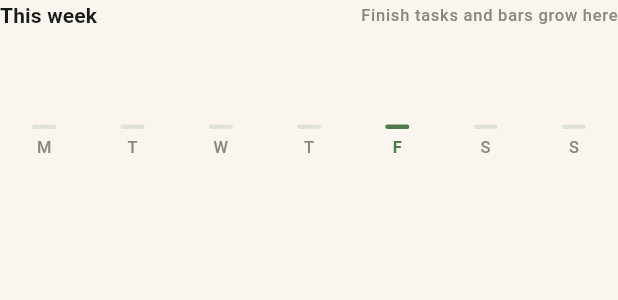
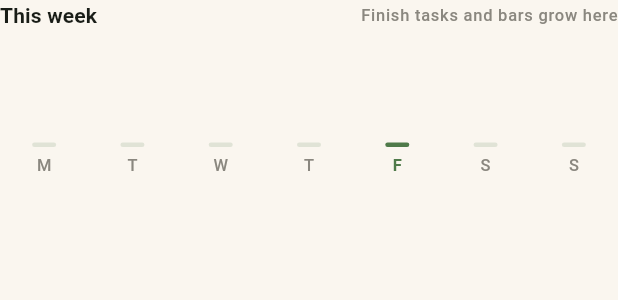
Before and after one commit to Yunlong2601/expenditure-tracker, a Flutter app: the _WeekBars widget shown alone on an empty page, opened directly with empty values, on a phone screen of 412 x 824 dp. Shown: the top 300 px of the screen. Run offline on Flutter 3.47's test engine with Material 3 defaults, Android fonts, the phone set to English and light mode, and no system bars; our stand-ins replace image_picker; statements that could not run were skipped.

Commit message:
Fit the week bars at test text sizes and settle before tapping a focus sound
The bar column needed 83px in a 78px box; the box is now 90px and the bar
can shrink for large text. The focus test now lets the scroll settle before
it taps the rain chip.

Co-Authored-By: Claude Opus 5.5 <noreply@anthropic.com>
Claude-Session: https://claude.ai/code/session_01EhQh7hioyj7mhjrmpAr5rR

```diff
--- a/mobile/lib/dashboard.dart
+++ b/mobile/lib/dashboard.dart
@@ -603,7 +603,7 @@ class _WeekBars extends StatelessWidget {
           ),
           const SizedBox(height: 8),
           SizedBox(
-            height: 78,
+            height: 90,
             child: Row(
               crossAxisAlignment: CrossAxisAlignment.end,
               children: [
@@ -614,7 +614,9 @@ class _WeekBars extends StatelessWidget {
                       children: [
                         if (counts[i] > 0)
                           Text('${counts[i]}', style: t.labelSmall?.copyWith(color: Palette.muted)),
-                        Container(
+                        // Flexible lets the bar give way to large text sizes.
+                        Flexible(
+                          child: Container(
                             key: Key('bar-$i'),
                             width: 16,
                             height: most == 0 ? 3 : 3 + 44 * counts[i] / most,
@@ -623,6 +625,7 @@ class _WeekBars extends StatelessWidget {
                                   ? cs.primary
                                   : cs.primary.withValues(alpha: counts[i] == 0 ? 0.15 : 0.45),
                               borderRadius: BorderRadius.circular(4),
+                            ),
                           ),
                         ),
                         const SizedBox(height: 4),
```
Also changed, not shown: 1 other file. Lines whose indentation alone changed are shown as unchanged.
